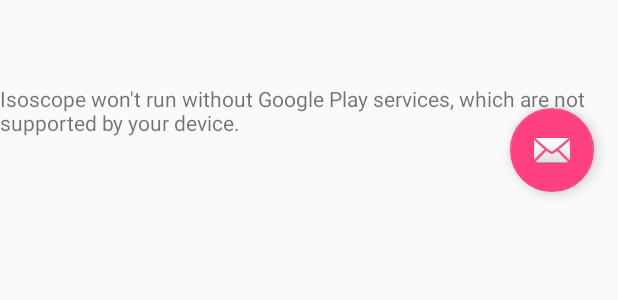
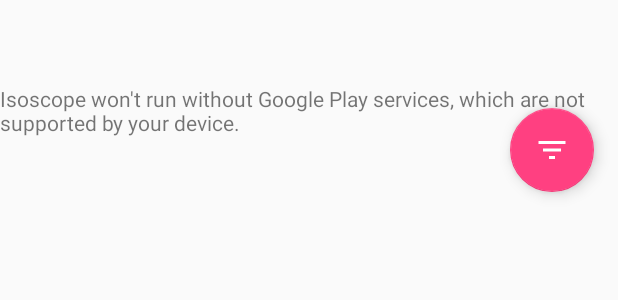
Before and after one commit to kterra/isoscope-mobile-app, an Android app: the layout activity_maps.xml on its own in the app's theme, with its tools: preview values and no code run, on a phone screen of 412 x 824 dp. Shown: the top 300 px of the screen. Run offline under Robolectric (Android 15) with nearby library versions, the phone set to English and light mode, and no system bars.

Commit message:
last verison before new branch creation

```diff
--- a/app/src/main/AndroidManifest.xml
+++ b/app/src/main/AndroidManifest.xml
@@ -37,6 +37,7 @@
                 <category android:name="android.intent.category.LAUNCHER" />
             </intent-filter>
         </activity>
+        <activity android:name=".FilterActivity"></activity>
     </application>
 
 </manifest>
--- a/app/src/main/java/fgv/emap/kizzyterra/isoscope/MapsActivity.java
+++ b/app/src/main/java/fgv/emap/kizzyterra/isoscope/MapsActivity.java
@@ -1,5 +1,6 @@
 package fgv.emap.kizzyterra.isoscope;
 
+import android.content.Intent;
 import android.graphics.Color;
 import android.support.design.widget.FloatingActionButton;
 import android.support.design.widget.Snackbar;
@@ -48,6 +49,8 @@
         fab.setOnClickListener(new View.OnClickListener() {
             @Override
             public void onClick(View view) {
+
+                startActivity(new Intent(FilterActivity));
                 Snackbar.make(view, "Replace with your own action", Snackbar.LENGTH_LONG)
                         .setAction("Action", null).show();
             }
--- /dev/null
+++ b/app/src/main/res/drawable/ic_filter_list_white_24dp.xml
@@ -0,0 +1,9 @@
+<vector xmlns:android="http://schemas.android.com/apk/res/android"
+        android:width="24dp"
+        android:height="24dp"
+        android:viewportWidth="24.0"
+        android:viewportHeight="24.0">
+    <path
+        android:fillColor="#FFFFFFFF"
+        android:pathData="M10,18h4v-2h-4v2zM3,6v2h18L21,6L3,6zM6,13h12v-2L6,11v2z"/>
+</vector>
--- a/app/src/main/res/layout/activity_maps.xml
+++ b/app/src/main/res/layout/activity_maps.xml
@@ -17,6 +17,6 @@
         android:layout_height="wrap_content"
         android:layout_gravity="top|end"
         android:layout_margin="@dimen/fab_margin"
-        app:srcCompat="@android:drawable/ic_dialog_email" />
+        app:srcCompat="@drawable/ic_filter_list_white_24dp" />
 
 </android.support.design.widget.CoordinatorLayout>
```
Also changed, not shown: app/src/main/java/fgv/emap/kizzyterra/isoscope/FilterActivity.java (added, +13 -0 lines), app/src/main/res/layout/activity_filter.xml (added, +13 -0 lines).
